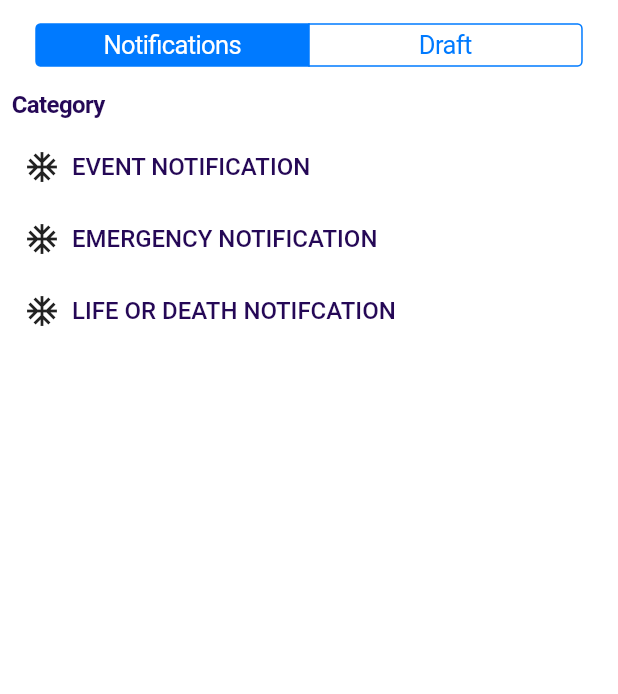
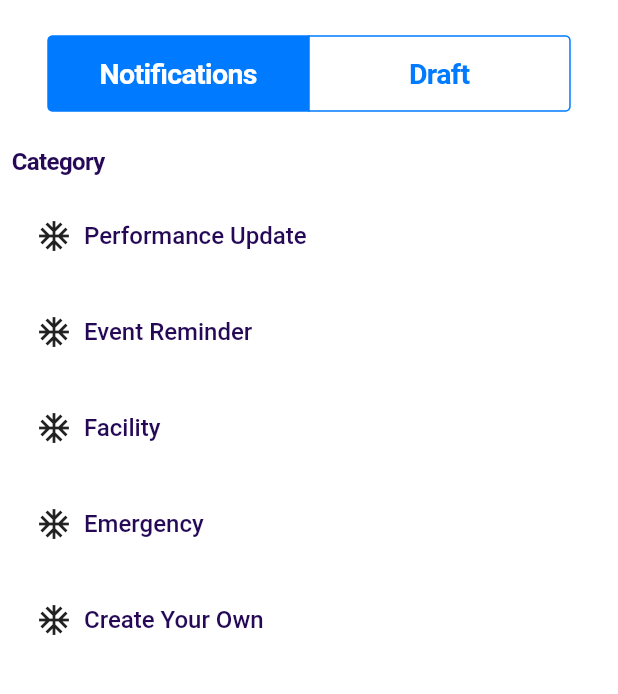
Before and after one commit to rickychan22/Flutter_Push_Notification_POC, a Flutter app: the screen it shows after launch, on a phone screen of 412 x 824 dp, the part 54-748 px from its top. Run offline on Flutter 3.47's test engine with Material 2 defaults, Android fonts, the phone set to English and light mode, and no system bars; our stand-ins replace cloud_firestore; accounts and stored records are empty.

Commit message:
minor styling for sequenced control bar

```diff
--- a/lib/main.dart
+++ b/lib/main.dart
@@ -35,19 +35,31 @@ class _Push_NotificationState extends State<Push_Notification> {
 
   int sharedValue=0;
 
-  final Map<int, Widget> tabs = const<int, Widget>{
-    0: Text('Notifications'),
-    1: Text('Draft'),
+  // if map is changed it is necessary to perform hot restart to view changes
+  final Map<int, Widget> tabs = <int, Widget>{
+    0: Text(
+        'Notifications',
+        style: TextStyle(
+          fontSize: 19.0,
+          fontWeight: FontWeight.bold
+        ),
+      ),
+    1: Container(
+      margin: const EdgeInsets.symmetric(vertical: 14.0),
+      child: Text(
+        'Draft',
+        style: TextStyle(
+            fontSize: 19.0,
+            fontWeight: FontWeight.bold
+        ),
+      ),
+    )
   };
 
-  Widget giveCenter(String lala){
-    return Center(
-      child: Text(lala),
-    );
-  }
-
-  FlatButton ButtonMaker (String message, String RouteName) {
-   return FlatButton(
+  Padding ButtonMaker (String message, String RouteName) {
+   return Padding(
+     padding: const EdgeInsets.all(8.0),
+     child: FlatButton(
        color: Colors.white,
        child: Row(
          children: <Widget>[
@@ -68,6 +80,7 @@ class _Push_NotificationState extends State<Push_Notification> {
          print("button was clicked");
          Navigator.pushNamed(this.context, RouteName);
        },
+     ),
    );
   }
 
@@ -88,9 +101,11 @@ class _Push_NotificationState extends State<Push_Notification> {
         Column(
           crossAxisAlignment: CrossAxisAlignment.stretch,
           children: <Widget>[
-            ButtonMaker("EVENT NOTIFICATION", "/first"),
-            ButtonMaker("EMERGENCY NOTIFICATION", "/first"),
-            ButtonMaker("LIFE OR DEATH NOTIFCATION", "/first")
+            ButtonMaker("Performance Update", "/first"),
+            ButtonMaker("Event Reminder", "/first"),
+            ButtonMaker("Facility", "/first"),
+            ButtonMaker("Emergency", "/first"),
+            ButtonMaker("Create Your Own", "/first")
           ],
         ),
       ],
@@ -124,7 +139,7 @@ class _Push_NotificationState extends State<Push_Notification> {
           crossAxisAlignment: CrossAxisAlignment.stretch,
           children: <Widget>[
             Padding(
-              padding: const EdgeInsets.all(8.0),
+              padding: const EdgeInsets.all(16.0),
               child: CupertinoSegmentedControl<int>(
                 children: tabs,
                 onValueChanged: (int val){
```
Lines whose indentation alone changed are shown as unchanged.
